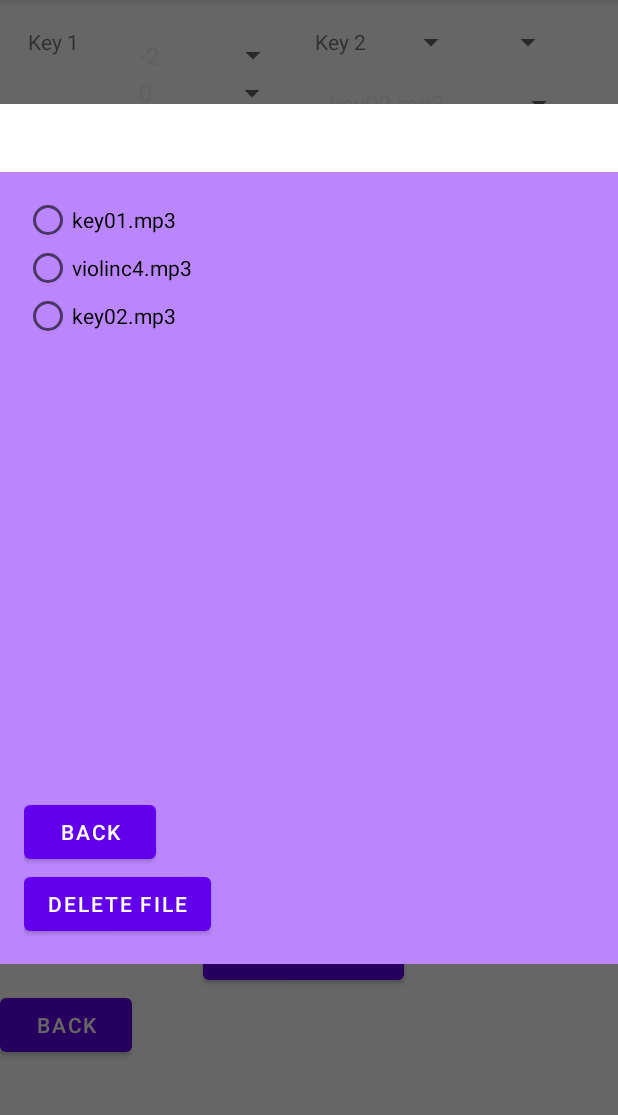
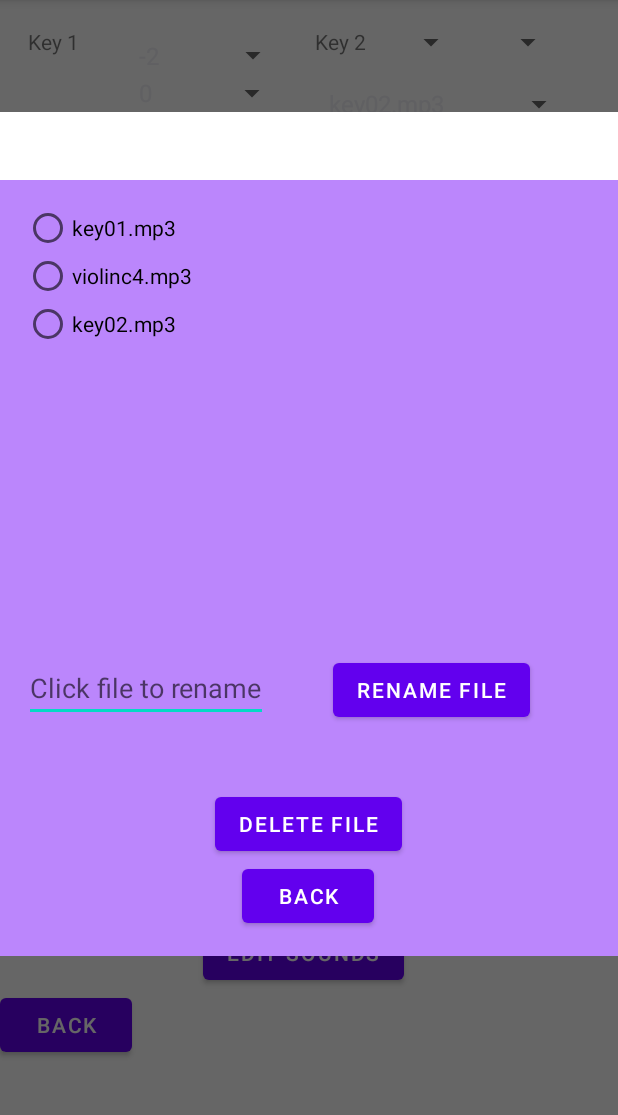
Before and after one commit to TheCatchyName/GyroSound, an Android app: the fragment SoundManagerFragment placed in its activity, on a phone screen of 412 x 824 dp, the part 84-1199 px from its top. Run offline under Robolectric (Android 15) with nearby library versions, the phone set to English and light mode, and no system bars.

Commit message:
feat(rename): added to delete fragment ability to rename sounds

```diff
--- a/app/src/main/res/layout/fragment_sound_manager.xml
+++ b/app/src/main/res/layout/fragment_sound_manager.xml
@@ -1,5 +1,6 @@
 <?xml version="1.0" encoding="utf-8"?>
 <LinearLayout xmlns:android="http://schemas.android.com/apk/res/android"
+    xmlns:app="http://schemas.android.com/apk/res-auto"
     xmlns:tools="http://schemas.android.com/tools"
     android:layout_width="match_parent"
     android:layout_height="match_parent"
@@ -12,26 +13,60 @@
 
     <ScrollView
         android:layout_width="wrap_content"
-        android:layout_height="400dp">
+        android:layout_height="300dp">
 
     <RadioGroup
         android:id="@+id/sound_manager_sounds"
         android:layout_width="wrap_content"
-        android:layout_height="wrap_content" />
+        android:layout_height="wrap_content" >
 
+    </RadioGroup>
     </ScrollView>
+
+    <androidx.constraintlayout.widget.ConstraintLayout
+        android:layout_width="match_parent"
+        android:layout_height="match_parent">
+
+        <EditText
+            android:id="@+id/sound_manager_edit_field"
+            android:layout_width="wrap_content"
+            android:layout_height="wrap_content"
+            android:hint="Click file to rename"
+            app:layout_constraintStart_toStartOf="parent"
+            app:layout_constraintTop_toTopOf="parent" />
 
         <Button
             android:id="@+id/sound_manager_back_button"
             android:layout_width="wrap_content"
             android:layout_height="wrap_content"
-        android:text="Back"/>
+            android:text="Back"
+            app:layout_constraintBottom_toBottomOf="parent"
+            app:layout_constraintEnd_toEndOf="parent"
+            app:layout_constraintHorizontal_bias="0.498"
+            app:layout_constraintStart_toStartOf="parent"
+            app:layout_constraintTop_toBottomOf="@+id/sound_manager_delete_button"
+            app:layout_constraintVertical_bias="0.0" />
 
         <Button
             android:id="@+id/sound_manager_delete_button"
             android:layout_width="wrap_content"
             android:layout_height="wrap_content"
-        android:text="Delete File" />
+            android:layout_marginTop="44dp"
+            android:text="Delete File"
+            app:layout_constraintEnd_toEndOf="parent"
+            app:layout_constraintHorizontal_bias="0.498"
+            app:layout_constraintStart_toStartOf="parent"
+            app:layout_constraintTop_toBottomOf="@+id/sound_manager_edit_field" />
 
+        <Button
+            android:id="@+id/sound_manager_rename_button"
+            android:layout_width="wrap_content"
+            android:layout_height="wrap_content"
+            android:text="Rename File"
+            app:layout_constraintEnd_toEndOf="parent"
+            app:layout_constraintStart_toEndOf="@+id/sound_manager_edit_field"
+            app:layout_constraintTop_toTopOf="parent" />
+
+    </androidx.constraintlayout.widget.ConstraintLayout>
 
 </LinearLayout>
```
Also changed, not shown: app/src/main/java/sg/marcu/gyrosound/SoundManagerFragment.kt (+79 -0 lines). Lines whose indentation alone changed are shown as unchanged.
